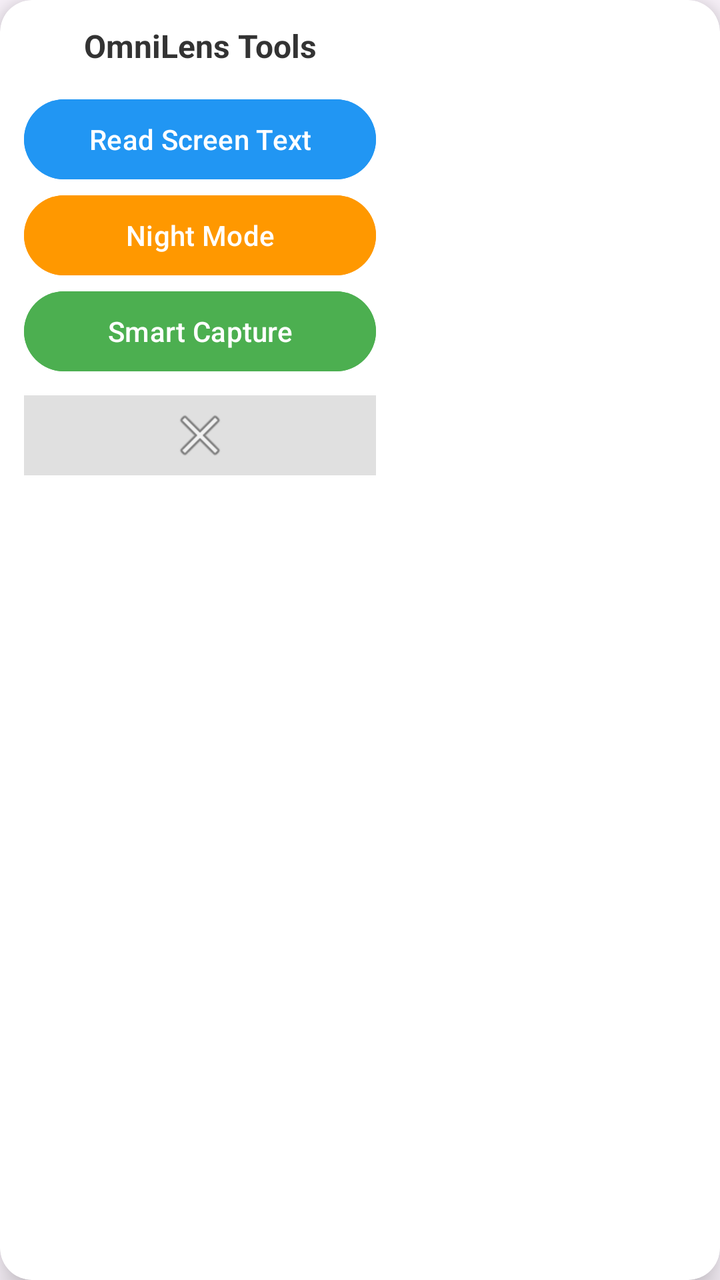
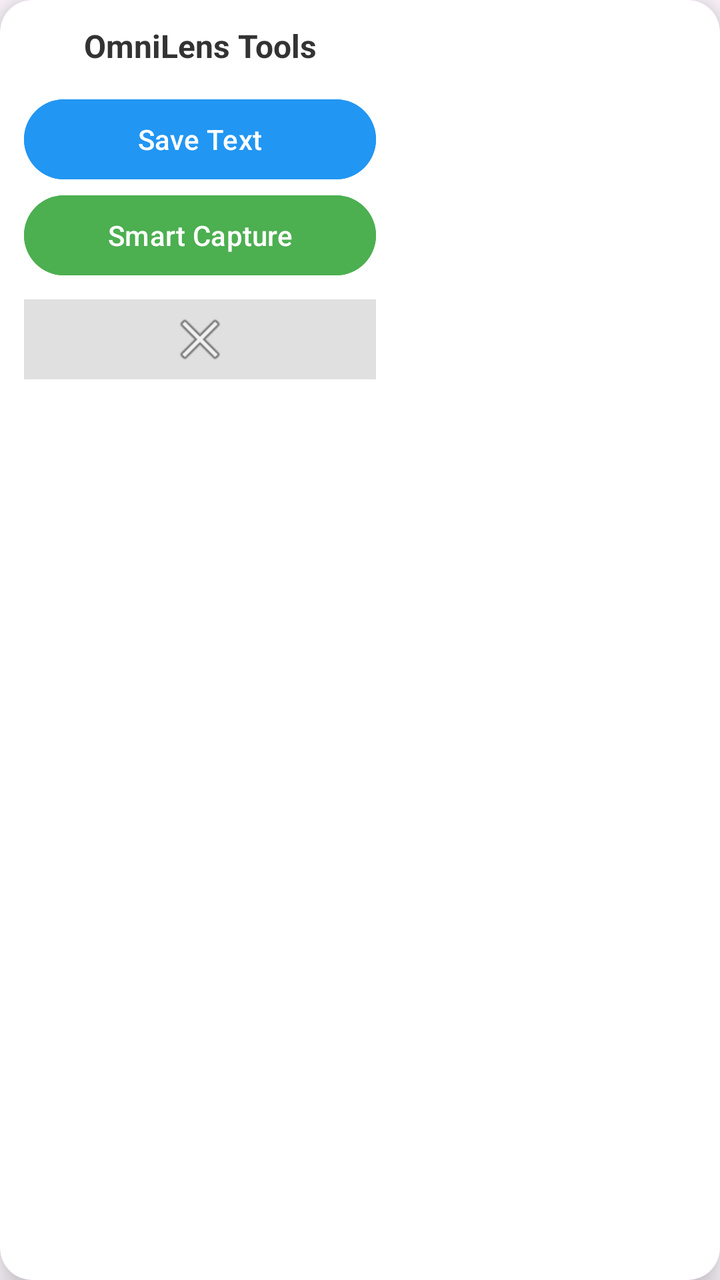

Two renders of the same Android screen: before a commit and after it. Below are the layout's source before the change and the commit's diff.
<!-- AndroidManifest.xml: application theme Theme.OmniLens -->
<!-- res/layout/service_control_panel.xml -->
<?xml version="1.0" encoding="utf-8"?>
<androidx.cardview.widget.CardView xmlns:android="http://schemas.android.com/apk/res/android"
    xmlns:app="http://schemas.android.com/apk/res-auto"
    android:layout_width="wrap_content"
    android:layout_height="wrap_content"
    app:cardCornerRadius="16dp"
    app:cardElevation="10dp"
    app:cardBackgroundColor="#FFFFFF">

    <LinearLayout
        android:layout_width="200dp"
        android:layout_height="wrap_content"
        android:orientation="vertical"
        android:padding="12dp">

        <TextView
            android:layout_width="match_parent"
            android:layout_height="wrap_content"
            android:text="OmniLens Tools"
            android:textStyle="bold"
            android:textSize="16sp"
            android:textColor="#333333"
            android:gravity="center"
            android:layout_marginBottom="12dp"/>

        <Button
            android:id="@+id/btn_read_text"
            android:layout_width="match_parent"
            android:layout_height="wrap_content"
            android:text="Read Screen Text"
            android:backgroundTint="#2196F3"/>

        <Button
            android:id="@+id/btn_night_mode"
            android:layout_width="match_parent"
            android:layout_height="wrap_content"
            android:text="Night Mode"
            android:backgroundTint="#FF9800"/>

        <Button
            android:id="@+id/btn_screenshot"
            android:layout_width="match_parent"
            android:layout_height="wrap_content"
            android:text="Smart Capture"
            android:backgroundTint="#4CAF50"/>

        <ImageButton
            android:id="@+id/btn_close_panel"
            android:layout_width="match_parent"
            android:layout_height="40dp"
            android:src="@android:drawable/ic_menu_close_clear_cancel"
            android:background="#E0E0E0"
            android:layout_marginTop="8dp"/>

    </LinearLayout>
</androidx.cardview.widget.CardView>
<!-- resources referenced by this layout -->
<resources>
  <style name="Theme.OmniLens" parent="Base.Theme.OmniLens" />
  <style name="Base.Theme.OmniLens" parent="Theme.Material3.DayNight.NoActionBar">
          
          
      </style>
</resources>

<!-- the commit's change to res/layout/service_control_panel.xml (unified diff, before → after) -->
@@ -27,15 +27,8 @@
             android:id="@+id/btn_read_text"
             android:layout_width="match_parent"
             android:layout_height="wrap_content"
-            android:text="Read Screen Text"
+            android:text="Save Text"
             android:backgroundTint="#2196F3"/>
-
-        <Button
-            android:id="@+id/btn_night_mode"
-            android:layout_width="match_parent"
-            android:layout_height="wrap_content"
-            android:text="Night Mode"
-            android:backgroundTint="#FF9800"/>
 
         <Button
             android:id="@+id/btn_screenshot"
